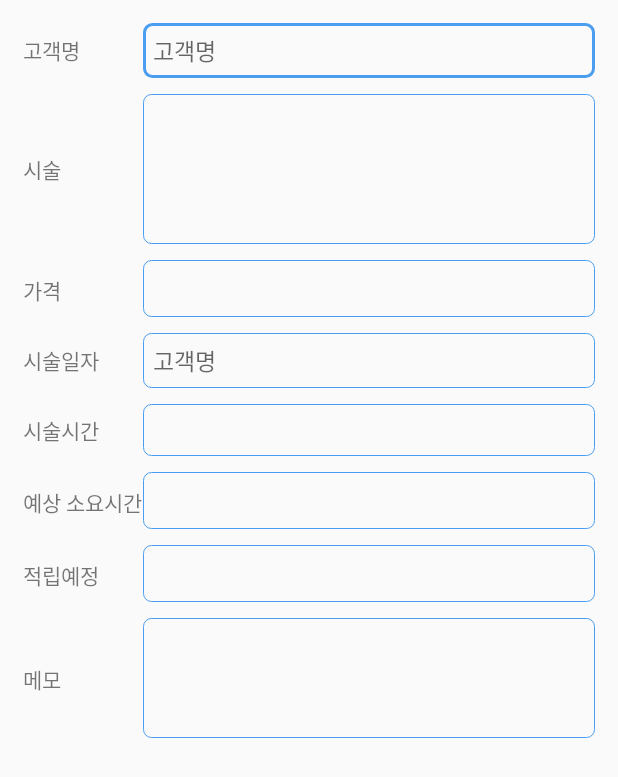
After one commit to ParkHyunKyung/MizHair, an Android app: the ReservationViewActivity screen opened directly, with no data from a screen before it, on a phone screen of 412 x 824 dp. The commit adds this screen. Shown: the top 777 px of the screen. Run offline under Robolectric (Android 15) with nearby library versions, the phone set to English and light mode, and no system bars.

Commit message:
Notice + PriseList Error Modify / ReservationList-View make little

```diff
--- a/app/src/main/AndroidManifest.xml
+++ b/app/src/main/AndroidManifest.xml
@@ -21,6 +21,7 @@
         <activity android:name=".Notice.NoticeActivity"/>
         <activity android:name=".Notice.NoticeListActivity" android:label="NoticeActivity"/>
         <activity android:name=".PriceList.PriceListActivity" android:label="PriceListActivity"/>
+        <activity android:name=".ReservationList.ReservationViewActivity"/>
         <activity android:name=".ReservationList.ReservationListActivity"/>
     </application>
 
--- a/app/src/main/java/com/cookandroid/charm_admin/Notice/NoticeListActivity.java
+++ b/app/src/main/java/com/cookandroid/charm_admin/Notice/NoticeListActivity.java
@@ -46,6 +46,7 @@ public class NoticeListActivity extends Activity {
                 String content = "여기에 공지사항의 내용이 들어가 있습니다\n좀 더 길게 쓴걸 테스트 하기위해 한줄 더씀";
 
                 /*title과 contents를 intent로 NoticeActivity로 전송*/
+                intent.putExtra("Add","");
                 intent.putExtra("Title",noticeAdapter.getItem(i));
                 intent.putExtra("Content", content);
                 startActivity(intent);
--- /dev/null
+++ b/app/src/main/java/com/cookandroid/charm_admin/ReservationList/ReservationViewActivity.java
@@ -0,0 +1,55 @@
+package com.cookandroid.charm_admin.ReservationList;
+
+import android.app.Activity;
+import android.content.Intent;
+import android.os.Bundle;
+import android.widget.EditText;
+
+import com.cookandroid.charm_admin.R;
+
+/**
+ * Created by HP on 2016-09-06.
+ * 예약리스트에 클릭된 리스트의 구체적인 정보를 보여준다.
+ */
+public class ReservationViewActivity extends Activity {
+    private EditText edtName,edtItem,edtPrise,edtDate,edtTime,edtRunTime,edtMileage,edtMemo;
+
+    @Override
+    protected void onCreate(Bundle savedInstanceState) {
+        super.onCreate(savedInstanceState);
+        setContentView(R.layout.activity_reservation_view);
+
+        edtName = (EditText)findViewById(R.id.edtName);
+        edtItem = (EditText)findViewById(R.id.edtItem);
+        edtPrise = (EditText)findViewById(R.id.edtPrise);
+        edtDate = (EditText)findViewById(R.id.edtDate);
+        edtTime = (EditText)findViewById(R.id.edtTime);
+        edtRunTime = (EditText)findViewById(R.id.edtRunTime);
+        edtMileage = (EditText)findViewById(R.id.edtMileage);
+        edtMemo = (EditText)findViewById(R.id.edtMemo);
+
+        Intent intent = this.getIntent();
+        String Name = intent.getStringExtra("Name");
+        String Item = intent.getStringExtra("Item");
+        String Date = intent.getStringExtra("Date");
+
+        /*
+        String Prise = intent.getStringExtra("Prise");
+        String Time = intent.getStringExtra("Time");
+        String RunTime = intent.getStringExtra("RunTime");
+        String Mileage = intent.getStringExtra("Mileage");
+        String Memo = intent.getStringExtra("Memo");*/
+
+        edtName.setText(Name);
+        edtItem.setText(Item);
+        edtDate.setText(Date);
+
+        /*
+        edtPrise.setText(Prise);
+        edtTime.setText(Time);
+        edtRunTime.setText(RunTime);
+        edtMileage.setText(Mileage);
+        edtMemo.setText(Memo);*/
+
+    }
+}
--- /dev/null
+++ b/app/src/main/res/layout/activity_reservation_view.xml
@@ -0,0 +1,154 @@
+<?xml version="1.0" encoding="utf-8"?>
+<LinearLayout xmlns:android="http://schemas.android.com/apk/res/android"
+    android:orientation="vertical"
+    android:layout_width="match_parent"
+    android:layout_height="match_parent"
+    android:layout_margin="10dp">
+
+    <LinearLayout
+        android:layout_width="match_parent"
+        android:layout_height="wrap_content"
+        android:orientation="horizontal"
+        android:layout_margin="5dp">
+
+        <TextView android:layout_width="80dp"
+            android:layout_height="30dp"
+            android:text="고객명"/>
+
+        <EditText android:id="@+id/edtName"
+            android:layout_width="match_parent"
+            android:layout_height="wrap_content"
+            android:textSize="15dp"
+            android:hint="고객명"
+            android:background="@drawable/edit_text" />
+
+    </LinearLayout>
+    <LinearLayout
+        android:layout_width="match_parent"
+        android:layout_height="100dp"
+        android:orientation="horizontal"
+        android:layout_margin="5dp">
+
+        <TextView
+            android:layout_width="80dp"
+            android:layout_height="30dp"
+            android:text="시술"/>
+
+        <EditText android:id="@+id/edtItem"
+            android:layout_width="match_parent"
+            android:layout_height="100dp"
+            android:textSize="15dp"
+            android:background="@drawable/edit_text" />
+    </LinearLayout>
+
+    <LinearLayout
+        android:layout_width="match_parent"
+        android:layout_height="wrap_content"
+        android:orientation="horizontal"
+        android:layout_margin="5dp">
+
+        <TextView
+            android:layout_width="80dp"
+            android:layout_height="30dp"
+            android:text="가격"/>
+
+        <EditText
+            android:id="@+id/edtPrise"
+            android:layout_width="match_parent"
+            android:layout_height="wrap_content"
+            android:background="@drawable/edit_text"
+            android:clickable="false"/>
+    </LinearLayout>
+    <LinearLayout
+        android:layout_width="match_parent"
+        android:layout_height="wrap_content"
+        android:orientation="horizontal"
+        android:layout_margin="5dp">
+        <TextView
+            android:layout_width="80dp"
+            android:layout_height="30dp"
+            android:text="시술일자"/>
+        <EditText android:id="@+id/edtDate"
+            android:layout_width="match_parent"
+            android:layout_height="wrap_content"
+            android:textSize="15dp"
+            android:hint="고객명"
+            android:background="@drawable/edit_text" />
+    </LinearLayout>
+
+    <LinearLayout
+        android:layout_width="match_parent"
+        android:layout_height="wrap_content"
+        android:orientation="horizontal"
+        android:layout_margin="5dp">
+
+        <TextView
+            android:layout_width="80dp"
+            android:layout_height="30dp"
+            android:text="시술시간"/>
+
+        <EditText
+            android:id="@+id/edtTime"
+            android:layout_width="match_parent"
+            android:layout_height="wrap_content"
+            android:textSize="15dp"
+            android:background="@drawable/edit_text"/>
+
+    </LinearLayout>
+
+    <LinearLayout
+        android:layout_width="match_parent"
+        android:layout_height="wrap_content"
+        android:orientation="horizontal"
+        android:layout_margin="5dp">
+
+        <TextView
+            android:layout_width="80dp"
+            android:layout_height="30dp"
+            android:text="예상 소요시간"/>
+
+        <EditText
+            android:id="@+id/edtRunTime"
+            android:layout_width="match_parent"
+            android:layout_height="wrap_content"
+            android:background="@drawable/edit_text" />
+    </LinearLayout>
+
+    <LinearLayout
+        android:layout_width="match_parent"
+        android:layout_height="wrap_content"
+        android:orientation="horizontal"
+        android:layout_margin="5dp">
+
+        <TextView
+            android:layout_width="80dp"
+            android:layout_height="30dp"
+            android:text="적립예정"/>
+
+        <EditText
+            android:id="@+id/edtMileage"
+            android:layout_width="match_parent"
+            android:layout_height="wrap_content"
+            android:background="@drawable/edit_text"/>
+
+    </LinearLayout>
+
+    <LinearLayout
+        android:layout_width="match_parent"
+        android:layout_height="wrap_content"
+        android:orientation="horizontal"
+        android:layout_margin="5dp">
+
+        <TextView
+            android:layout_width="80dp"
+            android:layout_height="30dp"
+            android:text="메모"/>
+
+        <EditText
+            android:id="@+id/edtMemo"
+            android:layout_width="match_parent"
+            android:layout_height="80dp"
+            android:background="@drawable/edit_text"/>
+
+    </LinearLayout>
+</LinearLayout>
```
Also changed, not shown: app/src/main/java/com/cookandroid/charm_admin/Notice/NoticeActivity.java (+11 -1 lines), app/src/main/java/com/cookandroid/charm_admin/PriceList/PriceListActivity.java (+82 -38 lines), app/src/main/java/com/cookandroid/charm_admin/ReservationList/ReservationListActivity.java (+15 -0 lines), app/src/main/res/layout/activity_pricelist.xml (+12 -3 lines).
